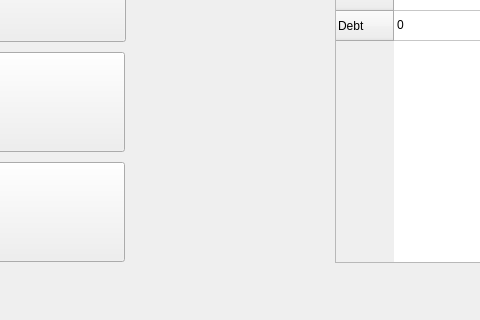
sj43/hackricecryptogame, file windows/main_window.ui: the form before one commit; both pictures show x 695 to 1175 and y 337 to 657 of the 1305 by 657 pixel window.
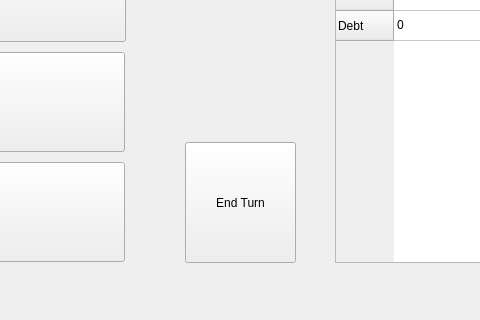
The form after the commit.

The edit to the form file:
```diff
--- a/windows/main_window.ui
+++ b/windows/main_window.ui
@@ -256,6 +256,19 @@
      </rect>
     </property>
    </widget>
+   <widget class="QPushButton" name="end_turn">
+    <property name="geometry">
+     <rect>
+      <x>880</x>
+      <y>460</y>
+      <width>111</width>
+      <height>121</height>
+     </rect>
+    </property>
+    <property name="text">
+     <string>End Turn</string>
+    </property>
+   </widget>
   </widget>
   <widget class="QMenuBar" name="menubar">
    <property name="geometry">
```
